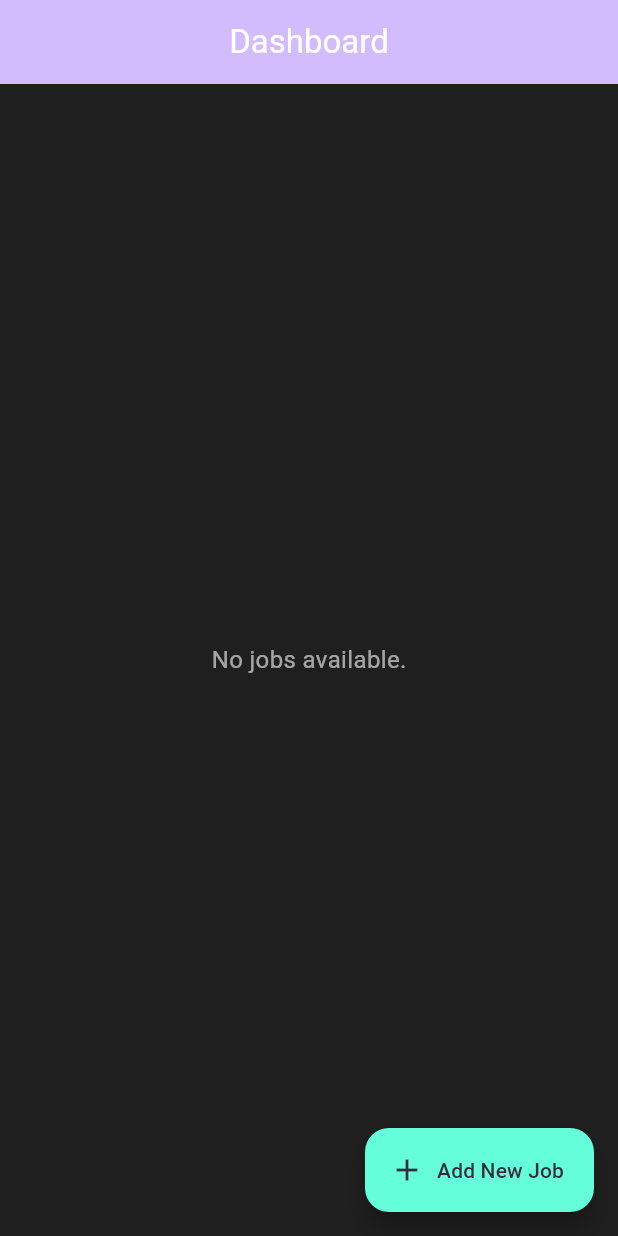
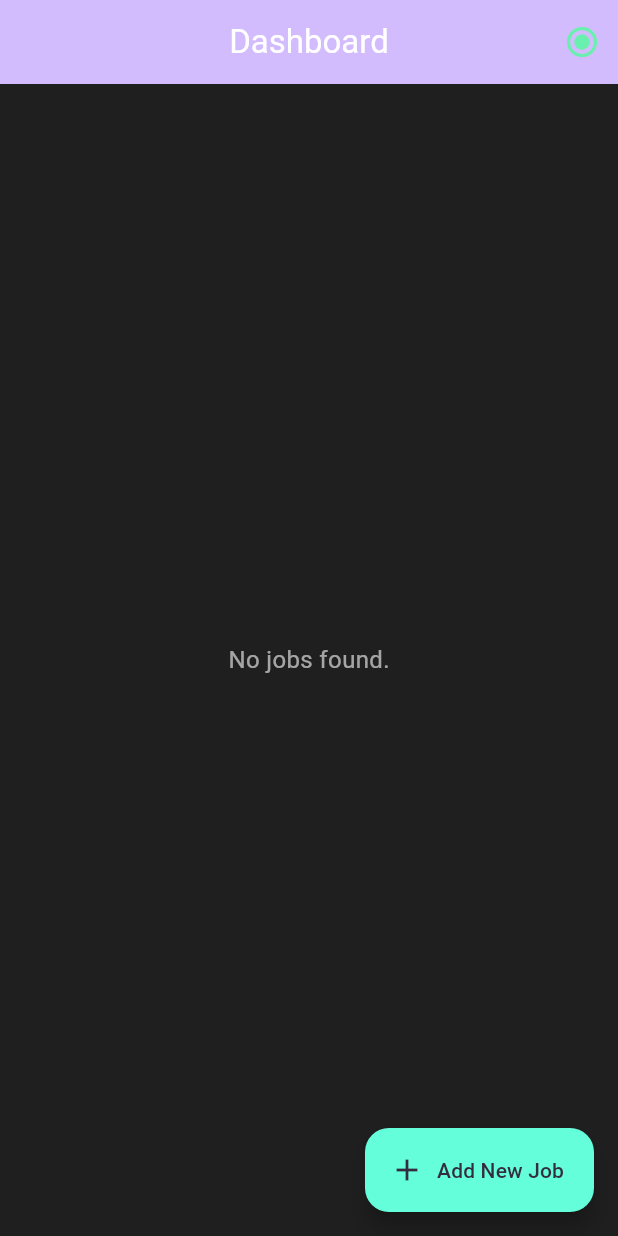
Before and after one commit to officiallykbk/kbflutter, a Flutter app: the Dashboard screen opened directly, on a phone screen of 412 x 824 dp. Run offline on Flutter 3.47's test engine with Material 3 defaults, Android fonts, the phone set to English and light mode, and no system bars; our stand-ins replace animated_splash_screen, cached_network_image, cloud_firestore, firebase_auth, firebase_core, firebase_storage and 11 more; missing offline and left inert: function_tree, pattern_formatter, youtube_api; accounts and stored records are empty; project files that could hold a hidden picture were left out.

Commit message:
Feat: Enhance offline behavior and UI indicators
This commit introduces several improvements to how the bizorganizer app handles offline scenarios:

1.  **AppBar Offline/Online Indicator:**
    *   The Dashboard AppBar now includes an icon (a radio button) that changes color to indicate network status:
        *   Red: When a network fetch has failed (offline).
        *   Green: When connected and data is fresh from the source (online).
    *   Tooltips and snackbar messages on tap provide more context.

2.  **Refined Offline State Management:**
    *   `CargoJobProvider` now uses a dedicated `isNetworkOffline` flag to accurately track the perceived network connection state, separate from whether data is being served from cache (`isDataFromCache`).

3.  **Background Reconnection Attempts:**
    *   When a network fetch fails, `CargoJobProvider` now initiates a periodic timer (every 30 seconds) to automatically attempt to reconnect and fetch fresh data.
    *   This timer is cancelled upon a successful connection or when the provider is disposed. This complements Supabase stream's own reconnection.

4.  **Improved Dashboard UI Feedback:**
    *   The "Offline Mode" banner on the Dashboard now provides more specific messages based on whether the app is trying to reconnect or displaying cached data.
    *   Empty state messages in the main content area are also more context-aware, distinguishing between network issues and a simple lack of data when online.

These changes aim to provide a more informative and resilient user experience when dealing with network connectivity issues.

```diff
--- a/bizorganizer/lib/dashboard.dart
+++ b/bizorganizer/lib/dashboard.dart
@@ -137,6 +137,43 @@ class _DashboardState extends State<Dashboard> {
         centerTitle: true,
         backgroundColor: Theme.of(context).colorScheme.primary,
         iconTheme: const IconThemeData(color: Colors.white),
+        actions: [
+          Consumer<CargoJobProvider>(
+            builder: (context, jobProvider, child) {
+              // Use the new isNetworkOffline flag
+              bool isOffline = jobProvider.isNetworkOffline;
+              // Secondary information: is data from cache?
+              bool dataIsFromCache = jobProvider.isDataFromCache;
+
+              if (isOffline) {
+                return IconButton(
+                  icon: Icon(Icons.radio_button_checked, color: Colors.redAccent),
+                  tooltip: dataIsFromCache
+                             ? 'Network Offline - Displaying Cached Data'
+                             : 'Network Offline - Could not load fresh data',
+                  onPressed: () {
+                    ScaffoldMessenger.of(context).showSnackBar(
+                      SnackBar(content: Text(dataIsFromCache
+                                              ? 'Network is offline. Showing data from cache.'
+                                              : 'Network is offline. Failed to load fresh data and no cache available.'))
+                    );
+                  },
+                );
+              } else {
+                // Online
+                return IconButton(
+                  icon: Icon(Icons.radio_button_checked, color: Colors.greenAccent),
+                  tooltip: 'Online Mode - Data is Live',
+                  onPressed: () {
+                     ScaffoldMessenger.of(context).showSnackBar(
+                      const SnackBar(content: Text('Network is online. Data is live.'))
+                    );
+                  },
+                );
+              }
+            },
+          ),
+        ],
       ),
       body: SafeArea(
         child: StreamBuilder<List<Map<String, dynamic>>>(
@@ -170,27 +207,31 @@ class _DashboardState extends State<Dashboard> {
             }
 
             if (displayJobs.isEmpty) {
-              if (jobProvider.isDataFromCache) {
-                // If this content overflows, make it scrollable.
-                // The overflow of 24px suggests the content is slightly too tall for some screen sizes.
+              String emptyStateMessage = 'No jobs found.'; // Default if online and no jobs
+              if (jobProvider.isNetworkOffline) {
+                if (jobProvider.isDataFromCache) { // Tried cache, but it was empty or failed
+                  emptyStateMessage = 'Network Offline - No cached data found.';
+                } else { // Network offline, and didn't even rely on cache (e.g. cache disabled or first attempt failed)
+                  emptyStateMessage = 'Network Offline - Could not fetch data.';
+                }
+                // Special empty state UI for offline
                 return Center(
-                  child: SingleChildScrollView( // Added to prevent overflow
-                    padding: const EdgeInsets.all(16.0), // Add some padding as well
+                  child: SingleChildScrollView(
+                    padding: const EdgeInsets.all(16.0),
                     child: Column(
                       mainAxisAlignment: MainAxisAlignment.center,
-                      mainAxisSize: MainAxisSize.min, // Ensure column takes minimum vertical space
-                      children: const [
-                        Icon(Icons.wifi_off, size: 48, color: Colors.grey),
-                        SizedBox(height: 16),
-                        Text('Offline. No cached jobs available.', textAlign: TextAlign.center),
+                      mainAxisSize: MainAxisSize.min,
+                      children: [
+                        const Icon(Icons.wifi_off_rounded, size: 48, color: Colors.grey),
+                        const SizedBox(height: 16),
+                        Text(emptyStateMessage, textAlign: TextAlign.center, style: const TextStyle(color: Colors.grey)),
                       ],
                     ),
                   ),
                 );
               }
-              // For the "No jobs available" case, assuming it's simpler and less likely to overflow.
-              // If it also had an icon or more content, it would need similar treatment.
-              return const Center(child: Text('No jobs available.'));
+              // Online but no jobs
+              return Center(child: Text(emptyStateMessage));
             }
 
             // Update counts based on the determined displayJobs
@@ -203,18 +244,23 @@ class _DashboardState extends State<Dashboard> {
             return CustomScrollView(
               controller: _scrollController,
               slivers: [
-                // Optional: Show a banner if data is from cache
-                if (jobProvider.isDataFromCache)
+                // Updated Banner Logic
+                if (jobProvider.isNetworkOffline)
                   SliverToBoxAdapter(
                     child: Container(
                       padding: const EdgeInsets.symmetric(horizontal: 16, vertical: 8),
-                      color: Colors.orange.withOpacity(0.2),
-                      child: const Row(
+                      color: Colors.amber.withOpacity(0.3), // Amber for more warning
+                      child: Row(
                         mainAxisAlignment: MainAxisAlignment.center,
                         children: [
-                          Icon(Icons.wifi_off, color: Colors.orange, size: 16),
-                          SizedBox(width: 8),
-                          Text("Offline Mode: Displaying cached data.", style: TextStyle(color: Colors.orange)),
+                          Icon(Icons.wifi_off_sharp, color: Colors.amber.shade800, size: 18),
+                          const SizedBox(width: 10),
+                          Text(
+                            jobProvider.isDataFromCache && allJobs.isNotEmpty
+                                ? "Network Offline - Showing Cached Data"
+                                : "Network Offline - Attempting to Reconnect...",
+                            style: TextStyle(color: Colors.amber.shade900, fontWeight: FontWeight.w500),
+                          ),
                         ],
                       ),
                     ),
```
Also changed, not shown: bizorganizer/lib/providers/orders_providers.dart (+54 -5 lines).
